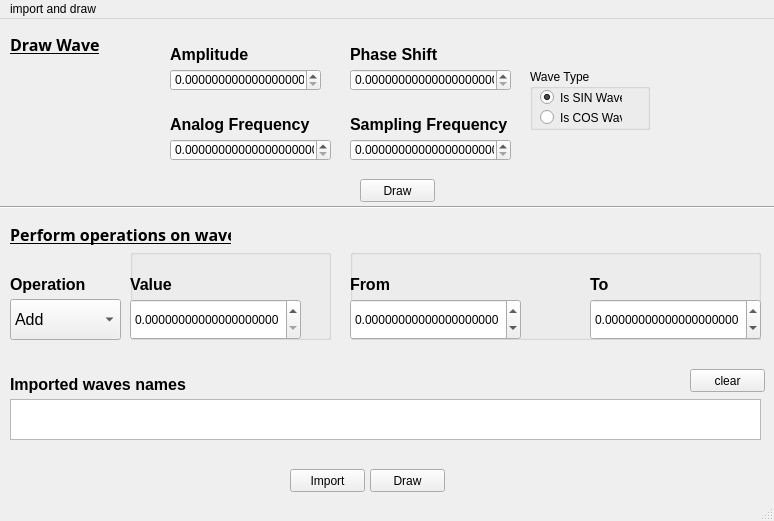
Qt form mainPage.ui (Tperm-coder/dspSignalGUI) before a commit.
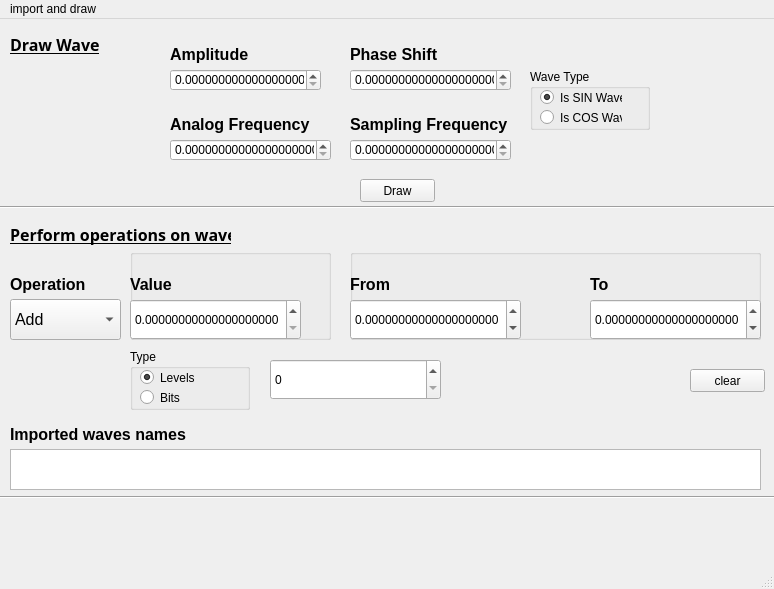
The same form after that commit.

Commit message: Added quantization Function , need displaying

The edit to the form file:
```diff
--- a/mainPage.ui
+++ b/mainPage.ui
@@ -10,7 +10,7 @@
     <x>0</x>
     <y>0</y>
     <width>774</width>
-    <height>521</height>
+    <height>589</height>
    </rect>
   </property>
   <property name="windowTitle">
@@ -354,8 +354,8 @@
    <widget class="QPushButton" name="opImportBtn">
     <property name="geometry">
      <rect>
-      <x>290</x>
-      <y>450</y>
+      <x>300</x>
+      <y>580</y>
       <width>75</width>
       <height>23</height>
      </rect>
@@ -367,8 +367,8 @@
    <widget class="QPushButton" name="opDraw">
     <property name="geometry">
      <rect>
-      <x>370</x>
-      <y>450</y>
+      <x>390</x>
+      <y>580</y>
       <width>75</width>
       <height>23</height>
      </rect>
@@ -381,7 +381,7 @@
     <property name="geometry">
      <rect>
       <x>10</x>
-      <y>350</y>
+      <y>400</y>
       <width>181</width>
       <height>31</height>
      </rect>
@@ -405,7 +405,7 @@
     <property name="geometry">
      <rect>
       <x>10</x>
-      <y>380</y>
+      <y>430</y>
       <width>751</width>
       <height>41</height>
      </rect>
@@ -582,6 +582,80 @@
      </property>
     </widget>
    </widget>
+   <widget class="Line" name="line_2">
+    <property name="geometry">
+     <rect>
+      <x>-10</x>
+      <y>470</y>
+      <width>871</width>
+      <height>16</height>
+     </rect>
+    </property>
+    <property name="orientation">
+     <enum>Qt::Horizontal</enum>
+    </property>
+   </widget>
+   <widget class="QGroupBox" name="quantize_option">
+    <property name="geometry">
+     <rect>
+      <x>130</x>
+      <y>330</y>
+      <width>120</width>
+      <height>61</height>
+     </rect>
+    </property>
+    <property name="title">
+     <string>Type</string>
+    </property>
+    <widget class="QRadioButton" name="level">
+     <property name="geometry">
+      <rect>
+       <x>10</x>
+       <y>20</y>
+       <width>82</width>
+       <height>17</height>
+      </rect>
+     </property>
+     <property name="text">
+      <string>Levels</string>
+     </property>
+     <property name="checked">
+      <bool>true</bool>
+     </property>
+    </widget>
+    <widget class="QRadioButton" name="bit">
+     <property name="geometry">
+      <rect>
+       <x>10</x>
+       <y>40</y>
+       <width>82</width>
+       <height>17</height>
+      </rect>
+     </property>
+     <property name="text">
+      <string>Bits</string>
+     </property>
+    </widget>
+   </widget>
+   <widget class="QDoubleSpinBox" name="quant_text">
+    <property name="geometry">
+     <rect>
+      <x>270</x>
+      <y>340</y>
+      <width>171</width>
+      <height>41</height>
+     </rect>
+    </property>
+    <property name="decimals">
+     <number>0</number>
+    </property>
+    <property name="minimum">
+     <double>0.000000000000000</double>
+    </property>
+    <property name="maximum">
+     <double>1000000.000000000000000</double>
+    </property>
+   </widget>
   </widget>
   <widget class="QMenuBar" name="menubar">
    <property name="geometry">
```
Left out of the diff: 17 changed lines with no effect on the pictures. The commit also changes 1 other file.
